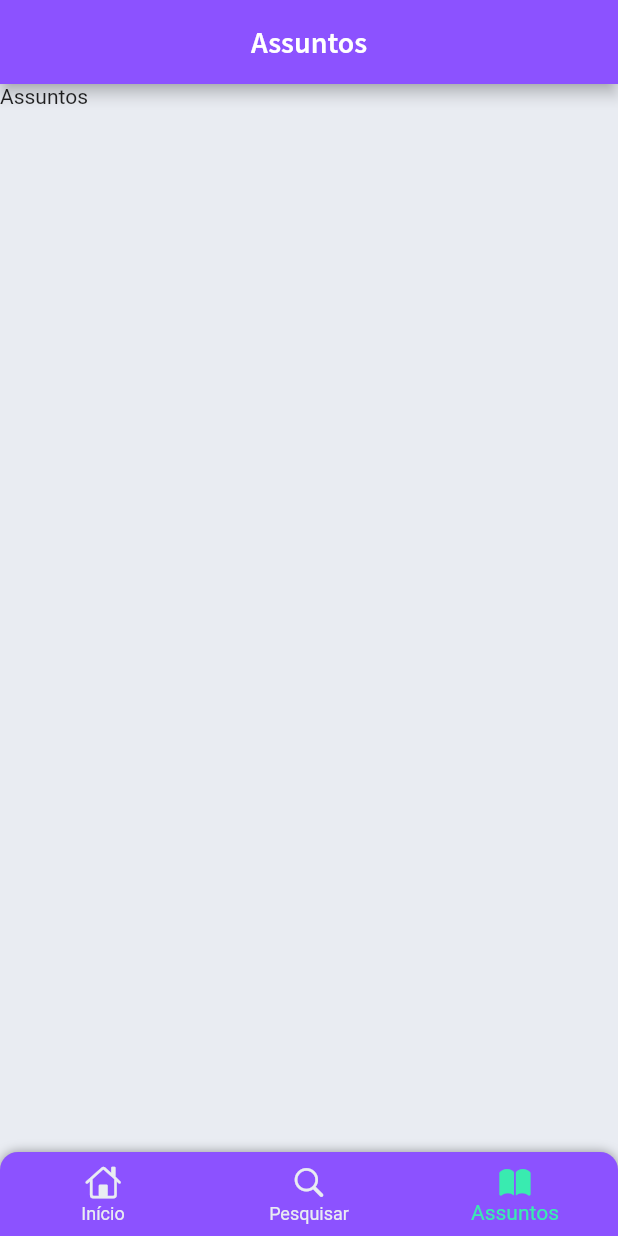
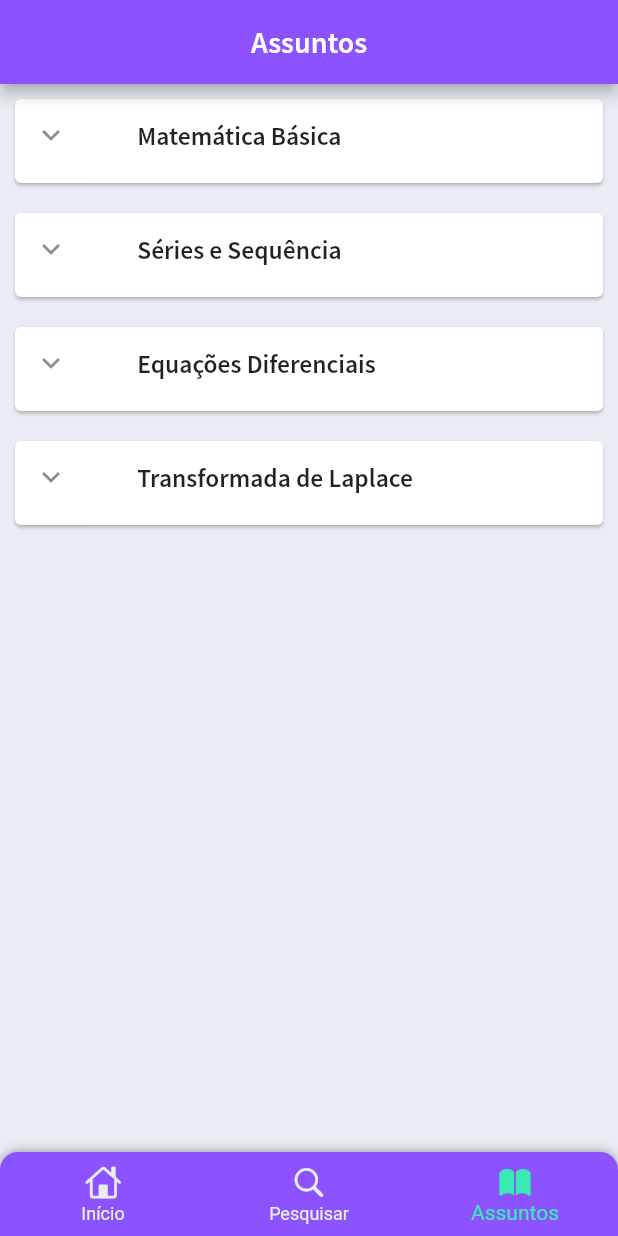
Before and after one commit to Projeto-MigoC2/frontend, a Flutter app: the screen it shows after launch, swiped to page 3, on a phone screen of 412 x 824 dp. Run offline on Flutter 3.47's test engine with Material 2 defaults, Android fonts, the phone set to English and light mode, and no system bars; our stand-ins replace shared_preferences.

Commit message:
modificações na tela de assuntos

```diff
--- /dev/null
+++ b/lib/pages/subjects/widgets/subject_button.dart
@@ -0,0 +1,24 @@
+import 'package:flutter/material.dart';
+
+const List<String> assuntosList = [
+  'Matemática Básica',
+  'Séries e Sequência',
+  'Equações Diferenciais',
+  'Transformada de Laplace'
+];
+
+const List<String> matBasicaList = [
+  'Resumo: Matemática Básica',
+];
+
+const List<String> seriesSequenciaList = [
+  'Resumo: Séries e Sequência',
+];
+
+const List<String> eqDiferenciaisList = [
+  'Resumo: Equações Diferenciais',
+];
+
+const List<String> transfLaplaceList = [
+  'Resumo: Transformada de Laplace',
+];
--- a/lib/pages/subjects/widgets/subject_screen.dart
+++ b/lib/pages/subjects/widgets/subject_screen.dart
@@ -1,4 +1,5 @@
 import 'package:flutter/material.dart';
+import 'package:migoc2/pages/subjects/widgets/subject_button.dart';
 
 class SubjectScreen extends StatefulWidget {
   @override
@@ -6,10 +7,77 @@ class SubjectScreen extends StatefulWidget {
 }
 
 class _SubjectScreen extends State<SubjectScreen> {
+
+  Card assuntosDropdown(int ordem, List<String> listaAssunto){
+    List<DropdownMenuItem<String>> listaItens = [];
+    listaItens.add(
+        DropdownMenuItem(
+                value: assuntosList[ordem],
+                child: Text(
+                  assuntosList[ordem],
+                  style: const TextStyle(
+                    fontFamily: 'Source Sans Pro',
+                    fontWeight: FontWeight.w600,
+                    fontSize: 17,
+                  ),
+                ),
+        ),
+    );
+    for(int i = 0; i<listaAssunto.length; i++){
+      listaItens.add(
+        DropdownMenuItem(
+                value: listaAssunto[i],
+                child: Text(
+                  listaAssunto[i],
+                  style: const TextStyle(
+                    color: Color(0xFF39EBB0),
+                    fontFamily: 'Source Sans Pro',
+                    fontWeight: FontWeight.w600,
+                    fontSize: 17,
+                  ),
+                  ),
+        ),
+      );
+    }
+
+    return Card(
+      margin: const EdgeInsets.all(10),
+      child: SizedBox(
+        height: 56,
+        width: 344,
+        child: ButtonTheme(
+          alignedDropdown: true,
+          child: DropdownButtonFormField<String>(
+            value: assuntosList[ordem],
+            decoration: const InputDecoration(
+               prefixIcon: Icon(Icons.keyboard_arrow_down_sharp),
+               enabledBorder:InputBorder.none,
+            ),
+            icon: const Visibility (visible:false, child: Icon(Icons.arrow_downward)),
+            alignment: Alignment.center,
+            items: listaItens,
+            dropdownColor: const Color(0xFFFFFFFF),
+            borderRadius: BorderRadius.circular(10),
+            onChanged: (value) {
+            },
+          ),
+        ),
+      ),
+    );
+  }
+
   @override
   Widget build(BuildContext context) {
-    return const Scaffold(
-      body: Text('Assuntos'),
+    return Scaffold(
+      body: Column(
+          crossAxisAlignment: CrossAxisAlignment.stretch,
+          children: <Widget>[
+            assuntosDropdown(0, matBasicaList),
+            assuntosDropdown(1, seriesSequenciaList),
+            assuntosDropdown(2, eqDiferenciaisList),
+            assuntosDropdown(3, transfLaplaceList),
+          ],
+        ),
     );
   }
 }
```
